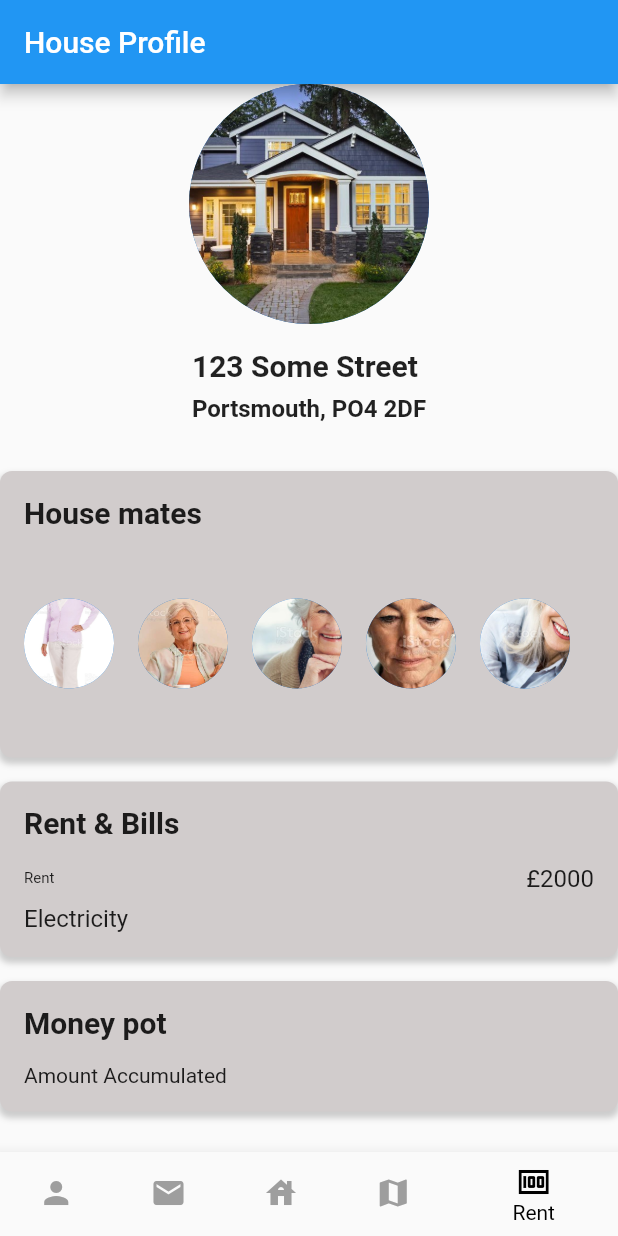
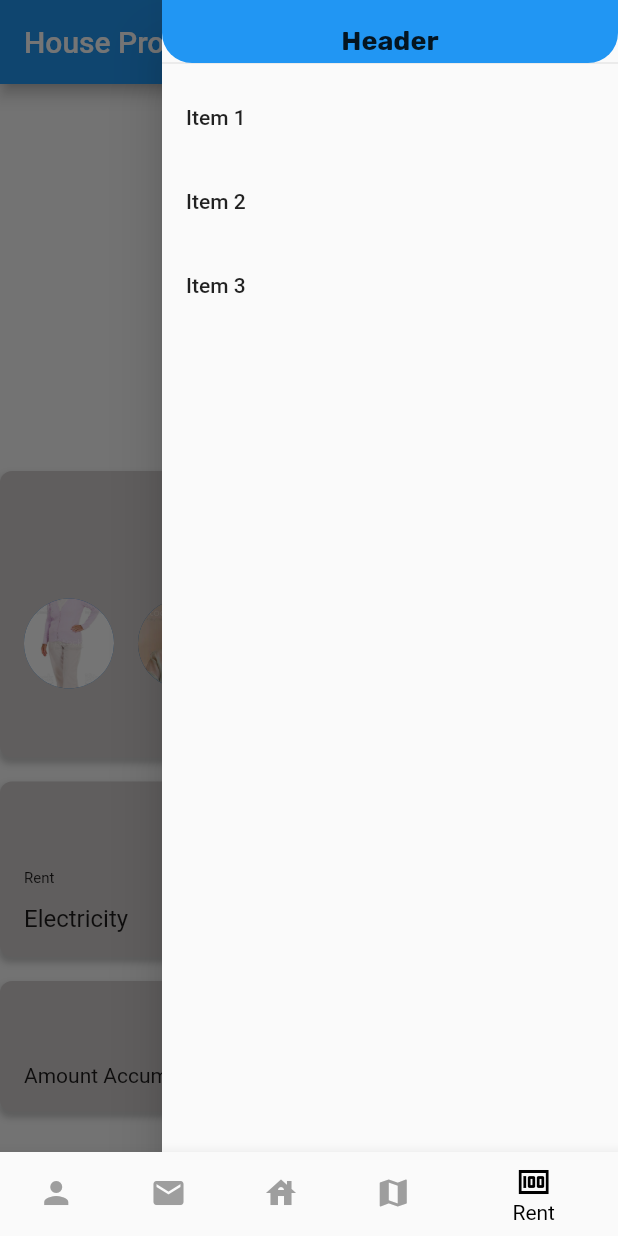
Before and after one commit to WarStoryTideTurner/SETAP-Student-Finance-Tracker, a Flutter app: the screen it shows after launch, item 5 of the bottom bar chosen, with the side drawer open (before the commit the screen has no drawer), on a phone screen of 412 x 824 dp. Run offline on Flutter 3.47's test engine with Material 2 defaults, Android fonts, the phone set to English and light mode, and no system bars.

Commit message:
Update rent Screen
New font uploaded, many changes on the screen

```diff
--- a/flutter_designs/lib/my_rent_page.dart
+++ b/flutter_designs/lib/my_rent_page.dart
@@ -13,6 +13,51 @@ class _MyRentPageState extends State<MyRentPage> {
     return Scaffold(
       appBar: AppBar(
         title: const Text('House Profile'),
+      ),
+      endDrawer: Drawer(
+        child: ListView(
+          padding: EdgeInsets.zero,
+          children: <Widget>[
+            Container(
+              height: 50,
+              child: const DrawerHeader(
+                decoration: BoxDecoration(
+                  color: Colors.blue,
+                  borderRadius: BorderRadius.only(
+                    bottomLeft: Radius.circular(20),
+                    bottomRight: Radius.circular(20),
+                  ),
+                ),
+                child: Center(
+                    child: Text(
+                  "Header",
+                  style: TextStyle(
+                      fontSize: 18,
+                      fontWeight: FontWeight.bold,
+                      fontFamily: "Rubik"),
+                )),
+              ),
+            ),
+            ListTile(
+              title: Text("Item 1"),
+              onTap: () {
+                //Functionality
+              },
+            ),
+            ListTile(
+              title: Text("Item 2"),
+              onTap: () {
+                //Functionality
+              },
+            ),
+            ListTile(
+              title: Text("Item 3"),
+              onTap: () {
+                //Functionality
+              },
+            )
+          ],
+        ),
       ),
       body: Column(
         crossAxisAlignment: CrossAxisAlignment.start,
@@ -61,9 +106,11 @@ class _MyRentPageState extends State<MyRentPage> {
             child: Column(
               crossAxisAlignment: CrossAxisAlignment.start,
               children: [
-                const Text(
+                const Center(
+                  child: Text(
                     "House mates",
                     style: TextStyle(fontSize: 20, fontWeight: FontWeight.bold),
+                  ),
                 ),
                 const SizedBox(
                   height: 16,
@@ -107,11 +154,13 @@ class _MyRentPageState extends State<MyRentPage> {
             child: Column(
               crossAxisAlignment: CrossAxisAlignment.start,
               children: [
-                const Text(
+                const Center(
+                  child: Text(
                     "Rent & Bills",
                     style: TextStyle(
                       fontSize: 20,
                       fontWeight: FontWeight.bold,
+                    ),
                   ),
                 ),
                 const SizedBox(height: 16),
@@ -159,11 +208,13 @@ class _MyRentPageState extends State<MyRentPage> {
             child: Column(
               crossAxisAlignment: CrossAxisAlignment.start,
               children: [
-                const Text(
+                const Center(
+                  child: Text(
                     "Money pot",
                     style: TextStyle(
                       fontSize: 20,
                       fontWeight: FontWeight.bold,
+                    ),
                   ),
                 ),
                 const SizedBox(
```
Also changed, not shown: flutter_designs/pubspec.yaml (+9 -11 lines), flutter_designs/assets/fonts/Capriola-Regular.ttf (added), flutter_designs/assets/fonts/Rubik-Italic-VariableFont_wght.ttf (added), flutter_designs/assets/fonts/Rubik-VariableFont_wght.ttf (added), flutter_designs/pubspec.lock. Lines whose indentation alone changed are shown as unchanged.
